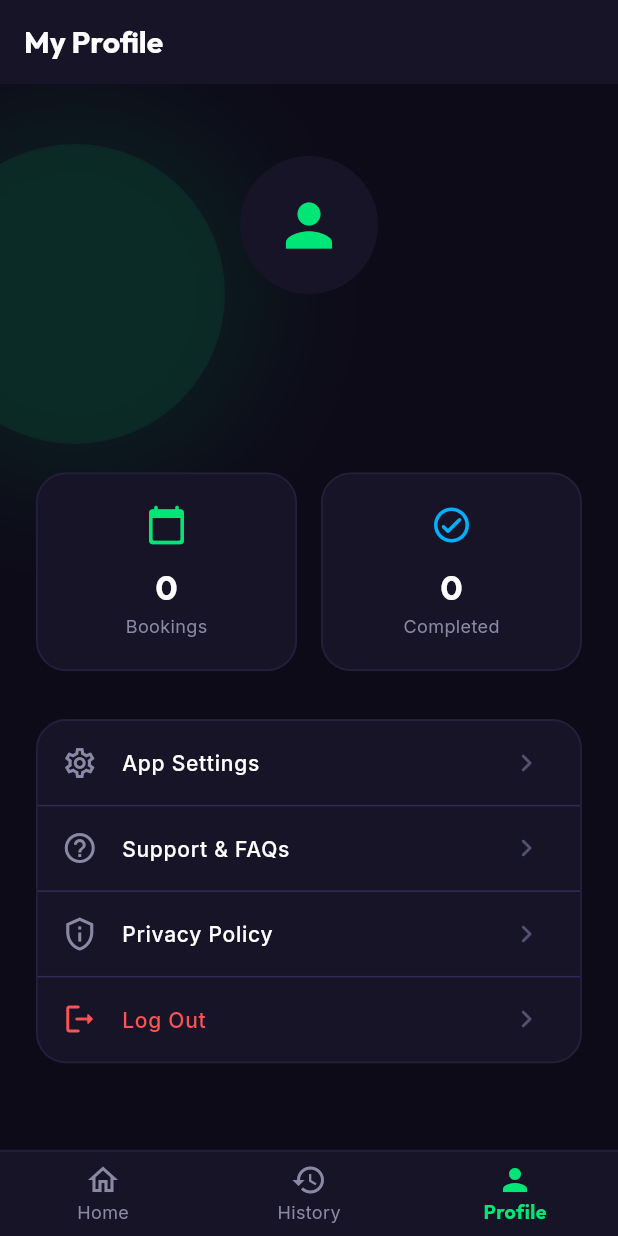
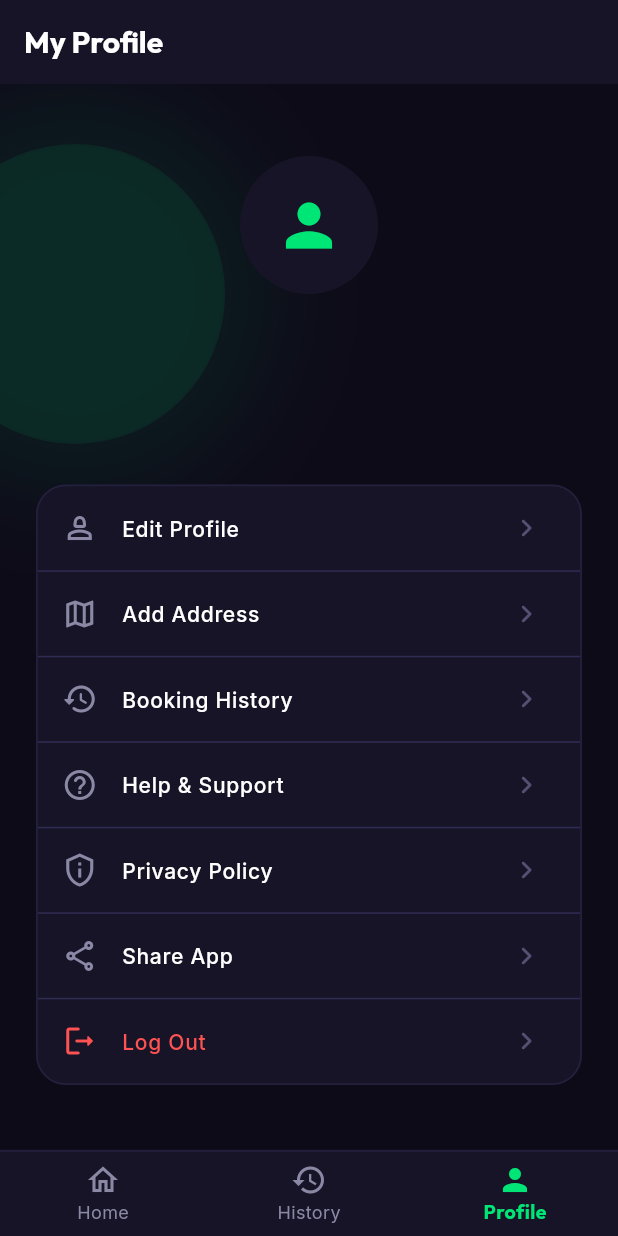
Before and after one commit to SurajChaurasia84/MechTech, a Flutter app: the screen it shows once a user with an empty profile is signed in, item 3 of the bottom bar chosen, on a phone screen of 412 x 824 dp. Run offline on Flutter 3.47's test engine with Material 3 defaults, Android fonts, the phone set to English and light mode, and no system bars; our stand-ins replace cloud_firestore, firebase_auth, firebase_core, google_fonts, google_sign_in, share_plus; accounts and stored records are empty; network calls fail.

Commit message:
feat: enhance customer profile tab

```diff
--- a/lib/screens/customer/tabs/profile_tab.dart
+++ b/lib/screens/customer/tabs/profile_tab.dart
@@ -1,7 +1,12 @@
 import 'package:flutter/material.dart';
 import 'package:google_fonts/google_fonts.dart';
 import 'package:provider/provider.dart';
+import 'package:share_plus/share_plus.dart';
+import 'package:url_launcher/url_launcher.dart';
 import '../../../services/app_state.dart';
+import '../edit_profile_screen.dart';
+import '../add_address_screen.dart';
+import 'history_tab.dart';
 
 class ProfileTab extends StatelessWidget {
   const ProfileTab({super.key});
@@ -11,7 +16,6 @@ class ProfileTab extends StatelessWidget {
     final appState = context.watch<AppState>();
     final customerName = appState.currentCustomerName ?? 'Valued Customer';
     final customerEmail = appState.currentCustomerEmail ?? 'No email associated';
-    final bookingsCount = appState.bookings.length;
 
     return SingleChildScrollView(
       padding: const EdgeInsets.all(24.0),
@@ -55,30 +59,6 @@ class ProfileTab extends StatelessWidget {
               ],
             ),
           ),
-          const SizedBox(height: 24),
-
-          // Statistics Row
-          Row(
-            children: [
-              Expanded(
-                child: _buildStatItem(
-                  title: 'Bookings',
-                  value: bookingsCount.toString(),
-                  icon: Icons.calendar_today_rounded,
-                  color: const Color(0xFF00E676),
-                ),
-              ),
-              const SizedBox(width: 16),
-              Expanded(
-                child: _buildStatItem(
-                  title: 'Completed',
-                  value: appState.bookings.where((b) => b.status == 'Completed').length.toString(),
-                  icon: Icons.check_circle_outline_rounded,
-                  color: const Color(0xFF00B0FF),
-                ),
-              ),
-            ],
-          ),
           const SizedBox(height: 32),
 
           // Actions List
@@ -94,21 +74,75 @@ class ProfileTab extends StatelessWidget {
             child: Column(
               children: [
                 _buildProfileListItem(
-                  icon: Icons.settings_outlined,
-                  title: 'App Settings',
-                  onTap: () {},
+                  icon: Icons.person_2_outlined,
+                  title: 'Edit Profile',
+                  onTap: () {
+                    Navigator.of(context).push(
+                      MaterialPageRoute(
+                        builder: (_) => const EditProfileScreen(),
+                      ),
+                    );
+                  },
+                ),
+                const Divider(color: Color(0xFF302B53), height: 1, thickness: 1),
+                _buildProfileListItem(
+                  icon: Icons.map_outlined,
+                  title: 'Add Address',
+                  onTap: () {
+                    Navigator.of(context).push(
+                      MaterialPageRoute(
+                        builder: (_) => const AddAddressScreen(),
+                      ),
+                    );
+                  },
+                ),
+                const Divider(color: Color(0xFF302B53), height: 1, thickness: 1),
+                _buildProfileListItem(
+                  icon: Icons.history_rounded,
+                  title: 'Booking History',
+                  onTap: () {
+                    Navigator.of(context).push(
+                      MaterialPageRoute(
+                        builder: (_) => const BookingHistoryScreen(),
+                      ),
+                    );
+                  },
                 ),
                 const Divider(color: Color(0xFF302B53), height: 1, thickness: 1),
                 _buildProfileListItem(
                   icon: Icons.help_outline_rounded,
-                  title: 'Support & FAQs',
-                  onTap: () {},
+                  title: 'Help & Support',
+                  onTap: () async {
+                    final Uri emailLaunchUri = Uri(
+                      scheme: 'mailto',
+                      path: '1shreejee1@gmail.com',
+                      query: Uri.encodeFull('subject=MechTech Support Request'),
+                    );
+                    if (await canLaunchUrl(emailLaunchUri)) {
+                      await launchUrl(emailLaunchUri);
+                    }
+                  },
                 ),
                 const Divider(color: Color(0xFF302B53), height: 1, thickness: 1),
                 _buildProfileListItem(
                   icon: Icons.privacy_tip_outlined,
                   title: 'Privacy Policy',
-                  onTap: () {},
+                  onTap: () async {
+                    final Uri url = Uri.parse('https://example.com/privacy-policy');
+                    if (await canLaunchUrl(url)) {
+                      await launchUrl(url, mode: LaunchMode.externalApplication);
+                    }
+                  },
+                ),
+                const Divider(color: Color(0xFF302B53), height: 1, thickness: 1),
+                _buildProfileListItem(
+                  icon: Icons.share_outlined,
+                  title: 'Share App',
+                  onTap: () {
+                    Share.share(
+                      'Check out MechTech - the premium mechanic service app! Download now: https://play.google.com/store/apps/details?id=com.mechtech.mechanic.apps',
+                    );
+                  },
                 ),
                 const Divider(color: Color(0xFF302B53), height: 1, thickness: 1),
                 _buildProfileListItem(
@@ -122,47 +156,6 @@ class ProfileTab extends StatelessWidget {
             ),
           ),
           const SizedBox(height: 48),
-        ],
-      ),
-    );
-  }
-
-  Widget _buildStatItem({
-    required String title,
-    required String value,
-    required IconData icon,
-    required Color color,
-  }) {
-    return Container(
-      padding: const EdgeInsets.symmetric(vertical: 20.0, horizontal: 16.0),
-      decoration: BoxDecoration(
-        color: const Color(0xFF161426),
-        borderRadius: BorderRadius.circular(20),
-        border: Border.all(
-          color: const Color(0xFF302B53).withOpacity(0.5),
-          width: 1.2,
-        ),
-      ),
-      child: Column(
-        children: [
-          Icon(icon, color: color, size: 28),
-          const SizedBox(height: 12),
-          Text(
-            value,
-            style: GoogleFonts.outfit(
-              fontSize: 22,
-              fontWeight: FontWeight.bold,
-              color: Colors.white,
-            ),
-          ),
-          const SizedBox(height: 2),
-          Text(
-            title,
-            style: GoogleFonts.inter(
-              fontSize: 12,
-              color: const Color(0xFF8B88A5),
-            ),
-          ),
         ],
       ),
     );
```
